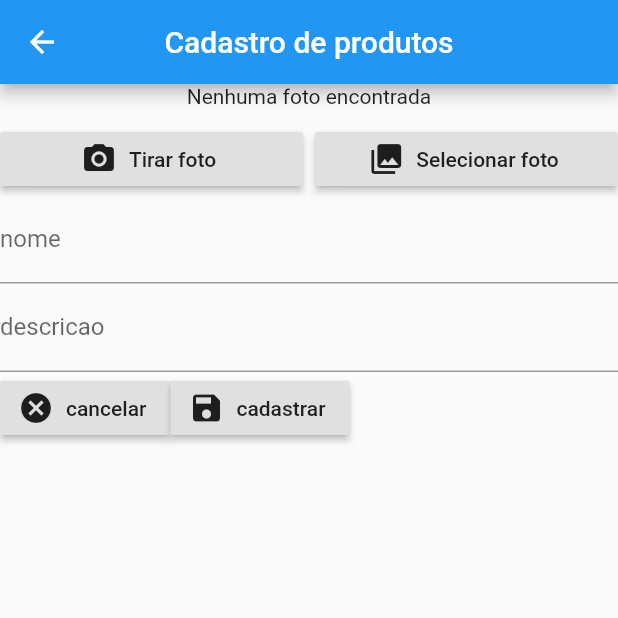
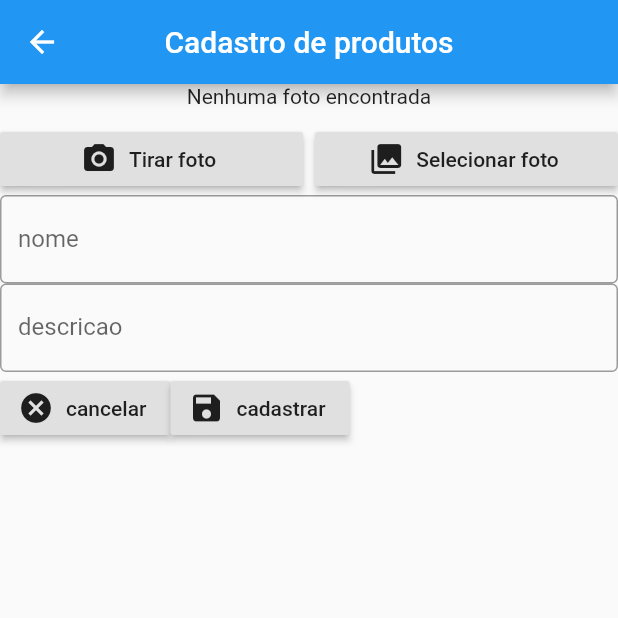
Before and after one commit to lucas-de-almeida/cadastro_produtos, a Flutter app: the CasdastroProduto screen opened by its route, after a tap on "Tirar foto", on a phone screen of 412 x 824 dp, the top half of it. Run offline on Flutter 3.47's test engine with Material 2 defaults, Android fonts, the phone set to English and light mode, and no system bars; our stand-ins replace image_picker.

Commit message:
produto pronto

```diff
--- a/lib/cadastro_produto.dart
+++ /dev/null
@@ -1,129 +0,0 @@
-import 'dart:io';
-
-import 'package:cadastro_produtos/data/mock_data.dart';
-import 'package:cadastro_produtos/produto.dart';
-import 'package:flutter/material.dart';
-import 'package:image_picker/image_picker.dart';
-
-class CasdastroProduto extends StatefulWidget {
-  static String routeName = '/cadastro';
-  @override
-  _CasdastroProdutoState createState() => _CasdastroProdutoState();
-}
-
-class _CasdastroProdutoState extends State<CasdastroProduto> {
-  TextEditingController _nome = TextEditingController();
-  TextEditingController _descricao = TextEditingController();
-  Produto produto = Produto();
-  final _imagem = ImagePicker();
-  File _arquivo;
-
-  Future<void> _tiraFoto(ImageSource source) async {
-    var _pickFile = await _imagem.getImage(
-      source: source,
-    );
-    if (_pickFile != null) {
-      setState(() {
-        _arquivo = File(_pickFile.path);
-      });
-    }
-  }
-
-  @override
-  void dispose() {
-    _nome.dispose();
-    _descricao.dispose();
-    super.dispose();
-  }
-
-  void save() {
-    produto.nome = _nome.text;
-    produto.descricao = _descricao.text;
-    MockData.produtos.add(produto);
-    Navigator.of(context).pop();
-  }
-
-  @override
-  Widget build(BuildContext context) {
-    return Scaffold(
-      appBar: AppBar(
-        title: Text('Cadastro de produtos'),
-        centerTitle: true,
-      ),
-      body: ListView(
-        children: <Widget>[
-          //colocar o campo de imagem e botao de tirar e selecionar foto Image.file(File(path)) ,FileImage(File(path))
-          Column(
-            children: <Widget>[
-              _arquivo == null
-                  ? Text('Nenhuma foto encontrada')
-                  : FadeInImage(
-                      placeholder: AssetImage('assets/loading.gif'),
-                      image: FileImage(_arquivo),
-                    ),
-              SizedBox(
-                height: 10,
-              ),
-              Row(
-                children: <Widget>[
-                  Expanded(
-                    child: RaisedButton.icon(
-                      onPressed: () => _tiraFoto(
-                        ImageSource.camera,
-                      ),
-                      icon: Icon(Icons.camera_alt),
-                      label: Text('Tirar foto'),
-                    ),
-                  ),
-                  SizedBox(
-                    width: 8,
-                  ),
-                  Expanded(
-                    child: RaisedButton.icon(
-                      onPressed: () => _tiraFoto(
-                        ImageSource.gallery,
-                      ),
-                      icon: Icon(
-                        Icons.photo_library,
-                      ),
-                      label: Text('Selecionar foto'),
-                    ),
-                  ),
-                ],
-              )
-            ],
-          ),
-          Form(
-              child: Column(
-            children: <Widget>[
-              TextFormField(
-                decoration: InputDecoration(labelText: 'nome'),
-                controller: _nome,
-              ),
-              TextFormField(
-                decoration: InputDecoration(labelText: 'descricao'),
-                controller: _descricao,
-              ),
-              Row(
-                children: <Widget>[
-                  RaisedButton.icon(
-                    onPressed: () {},
-                    icon: Icon(Icons.cancel),
-                    label: Text('cancelar'),
-                  ),
-                  RaisedButton.icon(
-                    onPressed: () {
-                      save();
-                    },
-                    icon: Icon(Icons.save),
-                    label: Text('cadastrar'),
-                  ),
-                ],
-              )
-            ],
-          ))
-        ],
-      ),
-    );
-  }
-}
--- a/lib/data/mock_data.dart
+++ b/lib/data/mock_data.dart
@@ -1,4 +1,4 @@
-import 'package:cadastro_produtos/produto.dart';
+import 'package:cadastro_produtos/produto/produto.dart';
 
 class MockData {
   static List<Produto> produtos = [];
--- a/lib/home/home_page.dart
+++ b/lib/home/home_page.dart
@@ -1,5 +1,5 @@
-import 'package:cadastro_produtos/cadastro_produto.dart';
-import 'package:cadastro_produtos/lista_produto.dart';
+import 'package:cadastro_produtos/produto/cadastro_produto.dart';
+import 'package:cadastro_produtos/produto/lista_produto.dart';
 import 'package:flutter/material.dart';
 
 class HomePage extends StatefulWidget {
--- a/lib/main.dart
+++ b/lib/main.dart
@@ -1,6 +1,6 @@
-import 'package:cadastro_produtos/cadastro_produto.dart';
+import 'package:cadastro_produtos/produto/cadastro_produto.dart';
 import 'package:cadastro_produtos/home/home_page.dart';
-import 'package:cadastro_produtos/lista_produto.dart';
+import 'package:cadastro_produtos/produto/lista_produto.dart';
 import 'package:flutter/material.dart';
 
 void main() {
--- /dev/null
+++ b/lib/produto/cadastro_produto.dart
@@ -0,0 +1,220 @@
+import 'dart:io';
+
+import 'package:cadastro_produtos/data/mock_data.dart';
+import 'package:cadastro_produtos/produto/lista_produto.dart';
+import 'package:cadastro_produtos/produto/produto.dart';
+import 'package:flutter/material.dart';
+import 'package:image_picker/image_picker.dart';
+
+class CasdastroProduto extends StatefulWidget {
+  static String routeName = '/cadastro';
+  @override
+  _CasdastroProdutoState createState() => _CasdastroProdutoState();
+}
+
+class _CasdastroProdutoState extends State<CasdastroProduto> {
+  TextEditingController _nome = TextEditingController();
+  TextEditingController _descricao = TextEditingController();
+  Produto produto = Produto();
+  final _imagem = ImagePicker();
+  final _form = GlobalKey<FormState>();
+  final _scaffold = GlobalKey<ScaffoldState>();
+  File _arquivo;
+
+  Future<void> _tiraFoto(ImageSource source) async {
+    print(' foto');
+
+    var _pickFile = await _imagem.getImage(
+      source: source,
+    );
+    if (_pickFile != null) {
+      setState(() {
+        produto.foto = _pickFile.path;
+        // _arquivo = File(_pickFile.path);
+      });
+    }
+  }
+
+  @override
+  void dispose() {
+    _nome.dispose();
+    _descricao.dispose();
+    super.dispose();
+  }
+
+  void save() {
+    print('save ');
+    produto.nome = _nome.text;
+    produto.descricao = _descricao.text;
+    MockData.produtos.add(produto);
+    Navigator.of(context).pop();
+  }
+
+  @override
+  Widget build(BuildContext context) {
+    final Argumentos argumento = ModalRoute.of(context).settings.arguments;
+
+    Future<void> _atualizaFoto(ImageSource source) async {
+      print('atualiza foto');
+      var _pickFile = await _imagem.getImage(
+        source: source,
+      );
+      if (_pickFile != null) {
+        setState(() {
+          MockData.produtos[argumento.index].foto = _pickFile.path;
+          // _arquivo = File(_pickFile.path);
+        });
+      }
+    }
+
+    if (argumento != null) {
+      _nome.text = MockData.produtos[argumento.index].nome;
+      _descricao.text = MockData.produtos[argumento.index].descricao;
+      produto.foto = MockData.produtos[argumento.index].foto;
+    }
+    void saveEdicao() {
+      print('save edição');
+      setState(() {
+        MockData.produtos[argumento.index].nome = _nome.text;
+        MockData.produtos[argumento.index].descricao = _descricao.text;
+        MockData.produtos[argumento.index].foto = produto.foto;
+      });
+      Navigator.of(context).pop();
+    }
+
+    return Scaffold(
+      key: _scaffold,
+      appBar: AppBar(
+        title: Text('Cadastro de produtos'),
+        centerTitle: true,
+      ),
+      body: ListView(
+        children: <Widget>[
+          //colocar o campo de imagem e botao de tirar e selecionar foto Image.file(File(path)) ,FileImage(File(path))
+          Column(
+            children: <Widget>[
+              produto.foto == null
+                  ? Text('Nenhuma foto encontrada')
+                  : FadeInImage(
+                      fit: BoxFit.fitHeight,
+                      placeholder: AssetImage('assets/loading.gif'),
+                      image: FileImage(
+                        File(produto.foto),
+                      ),
+                    ),
+              SizedBox(
+                height: 10,
+              ),
+              Row(
+                children: <Widget>[
+                  Expanded(
+                    child: RaisedButton.icon(
+                      onPressed: () {
+                        if (argumento != null) {
+                          _atualizaFoto(
+                            ImageSource.camera,
+                          );
+                        } else {
+                          _tiraFoto(
+                            ImageSource.camera,
+                          );
+                        }
+                      },
+                      icon: Icon(Icons.camera_alt),
+                      label: Text('Tirar foto'),
+                    ),
+                  ),
+                  SizedBox(
+                    width: 8,
+                  ),
+                  Expanded(
+                    child: RaisedButton.icon(
+                      onPressed: () => _tiraFoto(
+                        ImageSource.gallery,
+                      ),
+                      icon: Icon(
+                        Icons.photo_library,
+                      ),
+                      label: Text('Selecionar foto'),
+                    ),
+                  ),
+                ],
+              )
+            ],
+          ),
+          Form(
+            key: _form,
+            child: Column(
+              children: <Widget>[
+                TextFormField(
+                  decoration: InputDecoration(
+                    border: OutlineInputBorder(),
+                    focusedBorder: OutlineInputBorder(
+                      borderSide: BorderSide(),
+                    ),
+                    labelText: 'nome',
+                  ),
+                  controller: _nome,
+                  validator: (nome) {
+                    print('validator');
+                    if ((nome.length ?? 0) <= 3) return 'Nome muito curto';
+                    if ((nome.length ?? 0) >= 30) return 'Nome muito longo';
+                    return null;
+                  },
+                ),
+                TextFormField(
+                  decoration: InputDecoration(
+                    border: OutlineInputBorder(),
+                    focusedBorder: OutlineInputBorder(
+                      borderSide: BorderSide(),
+                    ),
+                    labelText: 'descricao',
+                  ),
+                  controller: _descricao,
+                  validator: (descricao) {
+                    print('validator');
+                    if ((descricao.length ?? 0) <= 5)
+                      return 'descrição muito curto';
+                    if ((descricao.length ?? 0) >= 30)
+                      return 'descrição muito longo';
+                    return null;
+                  },
+                ),
+                Row(
+                  children: <Widget>[
+                    RaisedButton.icon(
+                      onPressed: () {},
+                      icon: Icon(Icons.cancel),
+                      label: Text('cancelar'),
+                    ),
+                    RaisedButton.icon(
+                      onPressed: () {
+                        if (produto.foto == null) {
+                          _scaffold.currentState.showSnackBar(
+                            SnackBar(
+                              content: Text('Por favor adicione uma foto'),
+                            ),
+                          );
+                        } else {
+                          if (_form.currentState.validate()) {
+                            if (argumento != null) {
+                              saveEdicao();
+                            } else {
+                              save();
+                            }
+                          }
+                        }
+                      },
+                      icon: Icon(Icons.save),
+                      label: Text('cadastrar'),
+                    ),
+                  ],
+                )
+              ],
+            ),
+          ),
+        ],
+      ),
+    );
+  }
+}
--- a/pubspec.yaml
+++ b/pubspec.yaml
@@ -24,6 +24,7 @@ dependencies:
   flutter:
     sdk: flutter
   image_picker: ^0.6.7+4
+  crypto: ^2.1.4
 
   # The following adds the Cupertino Icons font to your application.
   # Use with the CupertinoIcons class for iOS style icons.
@@ -45,7 +46,8 @@ flutter:
   uses-material-design: true
 
   # To add assets to your application, add an assets section, like this:
-  # assets:
+  assets:
+    - assets/
   #   - images/a_dot_burr.jpeg
   #   - images/a_dot_ham.jpeg
 
```
Also changed, not shown: lib/lista_produto.dart (deleted, +0 -31 lines), lib/produto/lista_produto.dart (added, +70 -0 lines), lib/produto/produto.dart (renamed from lib/produto.dart), pubspec.lock.
